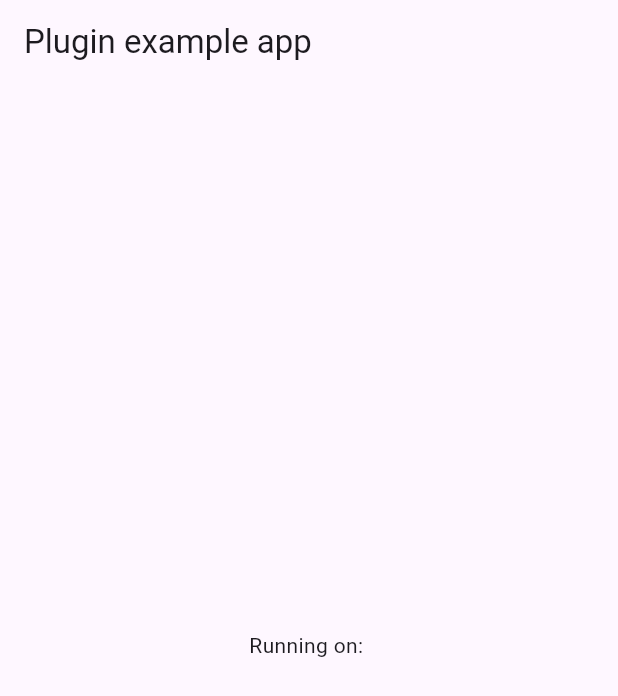
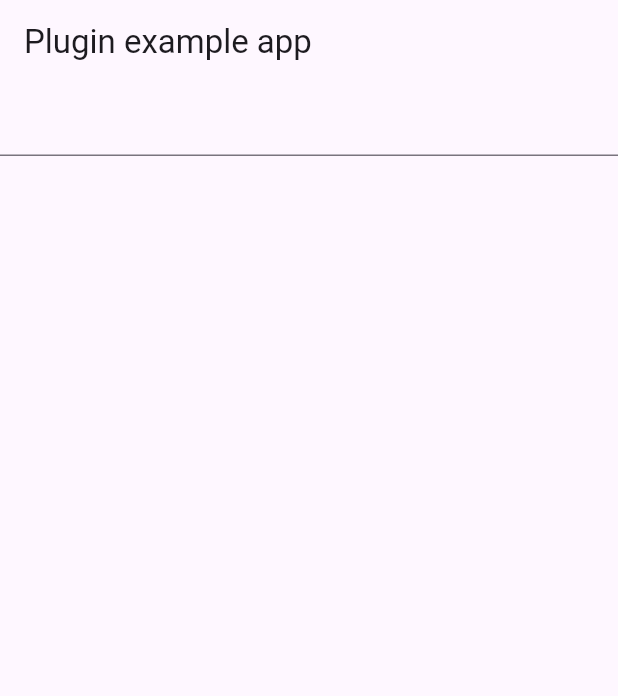
Before and after one commit to DHY-SOLUTIONS/flutter_plugin_suggest_choosing_currency, a Flutter app: the screen it shows after launch, on a phone screen of 412 x 824 dp. Shown: the top 696 px of the screen. Run offline on Flutter 3.47's test engine with Material 3 defaults, Android fonts, the phone set to English and light mode, and no system bars.

```diff
--- /dev/null
+++ b/example/lib/components/components.dart
@@ -0,0 +1,2 @@
+export 'remind_money.dart';
+export 'app_currency_format.dart';
--- a/example/lib/main.dart
+++ b/example/lib/main.dart
@@ -2,6 +2,8 @@ import 'package:flutter/material.dart';
 import 'dart:async';
 
 import 'package:flutter/services.dart';
+
+import 'components/components.dart';
 
 void main() {
   runApp(const MyApp());
@@ -20,6 +22,10 @@ class _MyAppState extends State<MyApp> {
     super.initState();
   }
 
+  TextEditingController textController= TextEditingController();
+  RemindMoney remind= RemindMoney();
+  List<int> listMoney = [];
+
   @override
   Widget build(BuildContext context) {
     return MaterialApp(
@@ -27,10 +33,52 @@ class _MyAppState extends State<MyApp> {
         appBar: AppBar(
           title: const Text('Plugin example app'),
         ),
-        body: Center(
-          child: Text('Running on: \n'),
-        ),
+        body: Column(
+          children: [
+            TextFormField(
+              controller: textController,
+              keyboardType: TextInputType.number,
+              onChanged: (value) {
+                listMoney= RemindMoney.setShowRemind(value, listMoney);
+                setState(() {});
+              },
+            ),
+            buildRemindMoney(),
+          ],
+        )
       ),
     );
   }
+
+  Widget buildRemindMoney(){
+    return listMoney.isNotEmpty
+      ? Wrap(
+          children: List.generate(
+          listMoney.length,
+          (index) => InkWell(
+            onTap: () {
+              setMoneyInput(index);
+              listMoney.clear();
+              setState(() {});
+            },
+            child: Padding(
+              padding: const EdgeInsets.only(right: 16),
+              child: Chip(
+                label: Text(
+                  AppCurrencyFormat.formatMoneyD(
+                    listMoney[index],
+                  ),
+                ),
+              ),
+            ),
+          ),
+        ))
+      : const SizedBox();
+  }
+
+  void setMoneyInput(int index){
+    textController.text=AppCurrencyFormat.formatMoneyD(listMoney[index]);
+    listMoney=[];
+    setState(() {});
+  }
 }
--- a/example/pubspec.yaml
+++ b/example/pubspec.yaml
@@ -28,6 +28,7 @@ dependencies:
   # The following adds the Cupertino Icons font to your application.
   # Use with the CupertinoIcons class for iOS style icons.
   cupertino_icons: ^1.0.2
+  intl: ^0.18.1
 
 dev_dependencies:
   integration_test:
--- a/pubspec.yaml
+++ b/pubspec.yaml
@@ -11,6 +11,7 @@ dependencies:
   flutter:
     sdk: flutter
   plugin_platform_interface: ^2.0.2
+  intl: ^0.18.0
 
 dev_dependencies:
   flutter_test:
```
Also changed, not shown: example/lib/components/app_currency_format.dart (added, +17 -0 lines), example/lib/components/remind_money.dart (added, +16 -0 lines), example/pubspec.lock.
